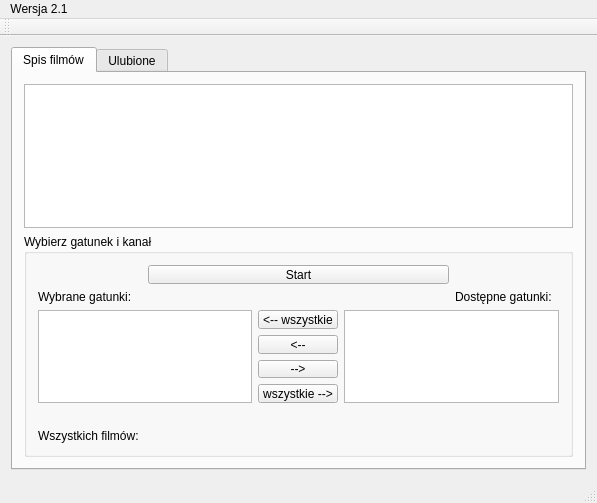
Before: the Qt Designer form mainwindow.ui in lukaszres/QProgramTV, drawn with Qt 5.
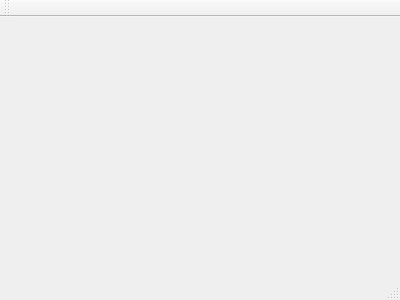
After: the same form once the commit is applied. Icons and pictures are not drawn.

Commit message: Removed GUI from mainwindow.ui form

```diff
--- a/mainwindow.ui
+++ b/mainwindow.ui
@@ -1,269 +1,25 @@
 <?xml version="1.0" encoding="UTF-8"?>
 <ui version="4.0">
  <class>MainWindow</class>
- <widget class="QMainWindow" name="MainWindow">
-  <property name="geometry">
+ <widget class="QMainWindow" name="MainWindow" >
+  <property name="geometry" >
    <rect>
     <x>0</x>
     <y>0</y>
-    <width>597</width>
-    <height>503</height>
+    <width>400</width>
+    <height>300</height>
    </rect>
   </property>
   <property name="windowTitle">
    <string>QProgramTV</string>
   </property>
-  <property name="windowIcon">
-   <iconset>
-    <normaloff>img/main.png</normaloff>img/main.png</iconset>
-  </property>
-  <widget class="QWidget" name="centralWidget">
-   <property name="enabled">
-    <bool>true</bool>
-   </property>
-   <layout class="QGridLayout" name="gridLayout">
-    <item row="1" column="0">
-     <widget class="QTabWidget" name="tabWidget">
-      <property name="currentIndex">
-       <number>0</number>
-      </property>
-      <widget class="QWidget" name="tab">
-       <property name="inputMethodHints">
-        <set>Qt::ImhNone</set>
-       </property>
-       <attribute name="icon">
-        <iconset>
-         <normaloff>img/singleChannel.png</normaloff>img/singleChannel.png</iconset>
-       </attribute>
-       <attribute name="title">
-        <string>Spis filmów</string>
-       </attribute>
-       <layout class="QGridLayout" name="gridLayout_2">
-        <item row="0" column="0">
-         <widget class="QTextBrowser" name="textBrowser">
-          <property name="sizePolicy">
-           <sizepolicy hsizetype="Expanding" vsizetype="Expanding">
-            <horstretch>0</horstretch>
-            <verstretch>0</verstretch>
-           </sizepolicy>
-          </property>
-          <property name="html">
-           <string notr="true">&lt;!DOCTYPE HTML PUBLIC &quot;-//W3C//DTD HTML 4.0//EN&quot; &quot;http://www.w3.org/TR/REC-html40/strict.dtd&quot;&gt;
-&lt;html&gt;&lt;head&gt;&lt;meta name=&quot;qrichtext&quot; content=&quot;1&quot; /&gt;&lt;style type=&quot;text/css&quot;&gt;
-p, li { white-space: pre-wrap; }
-&lt;/style&gt;&lt;/head&gt;&lt;body style=&quot; font-family:'Ubuntu'; font-size:11pt; font-weight:400; font-style:normal;&quot;&gt;
-&lt;p style=&quot;-qt-paragraph-type:empty; margin-top:0px; margin-bottom:0px; margin-left:0px; margin-right:0px; -qt-block-indent:0; text-indent:0px; font-family:'MS Shell Dlg 2'; font-size:8.25pt;&quot;&gt;&lt;br /&gt;&lt;/p&gt;&lt;/body&gt;&lt;/html&gt;</string>
-          </property>
-         </widget>
-        </item>
-        <item row="1" column="0">
-         <widget class="QGroupBox" name="groupBox">
-          <property name="minimumSize">
-           <size>
-            <width>0</width>
-            <height>223</height>
-           </size>
-          </property>
-          <property name="title">
-           <string>Wybierz gatunek i kanał</string>
-          </property>
-          <layout class="QGridLayout" name="gridLayout_3">
-           <item row="0" column="1" colspan="3">
-            <widget class="QPushButton" name="pushButton_Start">
-             <property name="text">
-              <string>Start</string>
-             </property>
-            </widget>
-           </item>
-           <item row="1" column="0">
-            <widget class="QLabel" name="label_3">
-             <property name="text">
-              <string>Wybrane gatunki:</string>
-             </property>
-            </widget>
-           </item>
-           <item row="1" column="4">
-            <widget class="QLabel" name="label_4">
-             <property name="text">
-              <string>Dostępne gatunki:</string>
-             </property>
-            </widget>
-           </item>
-           <item row="2" column="0" rowspan="4" colspan="2">
-            <widget class="QListView" name="listView_ChoosedGenres">
-             <property name="editTriggers">
-              <set>QAbstractItemView::NoEditTriggers</set>
-             </property>
-             <property name="selectionMode">
-              <enum>QAbstractItemView::ExtendedSelection</enum>
-             </property>
-            </widget>
-           </item>
-           <item row="2" column="2">
-            <widget class="QPushButton" name="pushButton_AddAllGenres">
-             <property name="text">
-              <string>&lt;-- wszystkie</string>
-             </property>
-            </widget>
-           </item>
-           <item row="2" column="3" rowspan="4" colspan="2">
-            <widget class="QListView" name="listView_LeftGenres">
-             <property name="editTriggers">
-              <set>QAbstractItemView::NoEditTriggers</set>
-             </property>
-             <property name="selectionMode">
-              <enum>QAbstractItemView::ExtendedSelection</enum>
-             </property>
-            </widget>
-           </item>
-           <item row="3" column="2">
-            <widget class="QPushButton" name="pushButton_AddGenres">
-             <property name="text">
-              <string>&lt;--</string>
-             </property>
-            </widget>
-           </item>
-           <item row="4" column="2">
-            <widget class="QPushButton" name="pushButton_RemoveGenres">
-             <property name="text">
-              <string>--&gt;</string>
-             </property>
-            </widget>
-           </item>
-           <item row="5" column="2">
-            <widget class="QPushButton" name="pushButton_RemoveAllGenres">
-             <property name="text">
-              <string>wszystkie --&gt;</string>
-             </property>
-            </widget>
-           </item>
-           <item row="6" column="0" colspan="5">
-            <widget class="QLabel" name="label_2">
-             <property name="text">
-              <string/>
-             </property>
-            </widget>
-           </item>
-           <item row="7" column="0">
-            <widget class="QLabel" name="label">
-             <property name="text">
-              <string>Wszystkich filmów:</string>
-             </property>
-            </widget>
-           </item>
-          </layout>
-         </widget>
-        </item>
-       </layout>
-      </widget>
-      <widget class="QWidget" name="tab_5">
-       <attribute name="icon">
-        <iconset>
-         <normaloff>img/multiChannel.png</normaloff>img/multiChannel.png</iconset>
-       </attribute>
-       <attribute name="title">
-        <string>Ulubione</string>
-       </attribute>
-       <layout class="QGridLayout" name="gridLayout_4">
-        <item row="0" column="0" rowspan="4" colspan="2">
-         <widget class="QListView" name="listView">
-          <property name="editTriggers">
-           <set>QAbstractItemView::NoEditTriggers</set>
-          </property>
-          <property name="selectionMode">
-           <enum>QAbstractItemView::ExtendedSelection</enum>
-          </property>
-         </widget>
-        </item>
-        <item row="0" column="2">
-         <widget class="QPushButton" name="pushButtonRemove">
-          <property name="text">
-           <string>Usuń</string>
-          </property>
-         </widget>
-        </item>
-        <item row="1" column="2">
-         <widget class="QPushButton" name="pushButtonAdd">
-          <property name="text">
-           <string>Dodaj</string>
-          </property>
-         </widget>
-        </item>
-        <item row="2" column="2">
-         <widget class="QPushButton" name="pushButtonClear">
-          <property name="text">
-           <string>Wyczyść</string>
-          </property>
-         </widget>
-        </item>
-        <item row="3" column="2">
-         <widget class="QComboBox" name="comboBoxRemained"/>
-        </item>
-        <item row="4" column="0">
-         <widget class="QPushButton" name="pushButtonSaveFavourites">
-          <property name="text">
-           <string>Zapisz</string>
-          </property>
-         </widget>
-        </item>
-        <item row="4" column="1">
-         <widget class="QPushButton" name="pushButtonLoadFavourites">
-          <property name="text">
-           <string>Wczytaj</string>
-          </property>
-         </widget>
-        </item>
-        <item row="5" column="0" colspan="3">
-         <widget class="QLabel" name="label_numberOfFavLeftChannels">
-          <property name="sizePolicy">
-           <sizepolicy hsizetype="Preferred" vsizetype="Preferred">
-            <horstretch>0</horstretch>
-            <verstretch>0</verstretch>
-           </sizepolicy>
-          </property>
-          <property name="text">
-           <string>TextLabel</string>
-          </property>
-         </widget>
-        </item>
-       </layout>
-      </widget>
-     </widget>
-    </item>
-   </layout>
-  </widget>
-  <widget class="QMenuBar" name="menuBar">
-   <property name="geometry">
-    <rect>
-     <x>0</x>
-     <y>0</y>
-     <width>597</width>
-     <height>22</height>
-    </rect>
-   </property>
-   <widget class="QMenu" name="menuWersja_1_0">
-    <property name="title">
-     <string>Wersja 2.1</string>
-    </property>
-   </widget>
-   <addaction name="menuWersja_1_0"/>
-  </widget>
-  <widget class="QToolBar" name="mainToolBar">
-   <attribute name="toolBarArea">
-    <enum>TopToolBarArea</enum>
-   </attribute>
-   <attribute name="toolBarBreak">
-    <bool>false</bool>
-   </attribute>
-  </widget>
-  <widget class="QStatusBar" name="statusBar"/>
-  <action name="actionWersja_1_0">
-   <property name="text">
-    <string>Wersja 1.0</string>
-   </property>
-  </action>
+  <widget class="QMenuBar" name="menuBar" />
+  <widget class="QToolBar" name="mainToolBar" />
+  <widget class="QWidget" name="centralWidget" />
+  <widget class="QStatusBar" name="statusBar" />
  </widget>
- <layoutdefault spacing="6" margin="11"/>
+ <layoutDefault spacing="6" margin="11" />
+ <pixmapfunction></pixmapfunction>
  <resources/>
  <connections/>
 </ui>
```
Left out of the diff: 5 changed lines with no effect on the pictures. The commit also changes 5 other files.
